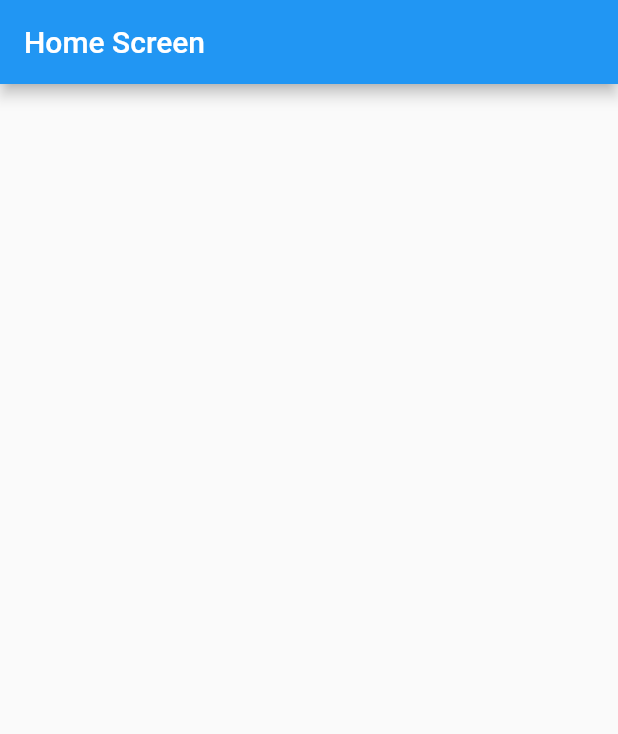
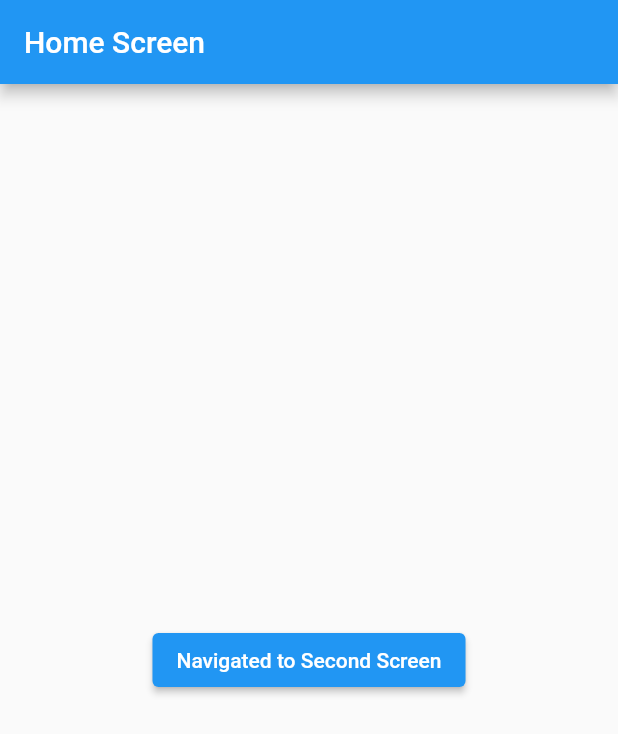
Before and after one commit to Saw2110/FlutterAutoRoute, a Flutter app: the screen it shows after launch, on a phone screen of 412 x 824 dp. Shown: the top 734 px of the screen. Run offline on Flutter 3.47's test engine with Material 2 defaults, Android fonts, the phone set to English and light mode, and no system bars; our stand-ins replace auto_route.

Commit message:
First Commit.

```diff
--- a/lib/Screen/home_screen.dart
+++ b/lib/Screen/home_screen.dart
@@ -1,3 +1,5 @@
+import 'package:auto_route/auto_route.dart';
+import 'package:autoroute/routes/route.gr.dart';
 import 'package:flutter/material.dart';
 
 class HomeScreen extends StatefulWidget {
@@ -11,8 +13,17 @@ class _HomeScreenState extends State<HomeScreen> {
   @override
   Widget build(BuildContext context) {
     return Scaffold(
-      appBar: AppBar(
-        title: const Text("Home Screen"),
+      appBar: AppBar(title: const Text("Home Screen")),
+      body: Center(
+        child: ElevatedButton(
+          onPressed: () {
+            // AutoRouter.of(context).push(const SecondScreen());
+            // context.router.pushNamed('/secondScreen');
+            AutoRouter.of(context).replace(const SecondScreen());
+            // context.router.replaceNamed('/secondScreen');
+          },
+          child: const Text("Navigated to Second Screen"),
+        ),
       ),
     );
   }
--- a/lib/main.dart
+++ b/lib/main.dart
@@ -1,21 +1,21 @@
-import 'package:autoroute/Screen/home_screen.dart';
 import 'package:flutter/material.dart';
 
+import 'routes/route.gr.dart' as appRoute;
+
 void main() {
-  runApp(const MyApp());
+  runApp(MyApp());
 }
 
 class MyApp extends StatelessWidget {
-  const MyApp({Key? key}) : super(key: key);
+  final _appRouter = appRoute.Router();
+
+  MyApp({Key? key}) : super(key: key);
 
   @override
   Widget build(BuildContext context) {
-    return MaterialApp(
-      title: 'Auto Route',
-      theme: ThemeData(
-        primarySwatch: Colors.blue,
-      ),
-      home: const HomeScreen(),
+    return MaterialApp.router(
+      routerDelegate: _appRouter.delegate(),
+      routeInformationParser: _appRouter.defaultRouteParser(),
     );
   }
 }
--- a/lib/Route/route.dart
+++ b/lib/routes/route.dart
@@ -3,10 +3,9 @@ import 'package:autoroute/Screen/home_screen.dart';
 import 'package:autoroute/Screen/second_screen.dart';
 
 @MaterialAutoRouter(
-  replaceInRouteName: 'Page,Route',
+  replaceInRouteName: 'Page,routes',
   routes: <AutoRoute>[
-    // AutoRoute(path: '/', page: SplashPage, initial: true),
-    AutoRoute(path: '/homeScreen', page: HomeScreen),
+    AutoRoute(path: '/', page: HomeScreen, initial: true),
     AutoRoute(path: '/secondScreen', page: SecondScreen),
   ],
 )
```
Also changed, not shown: lib/routes/route.gr.dart, 2 other files.
